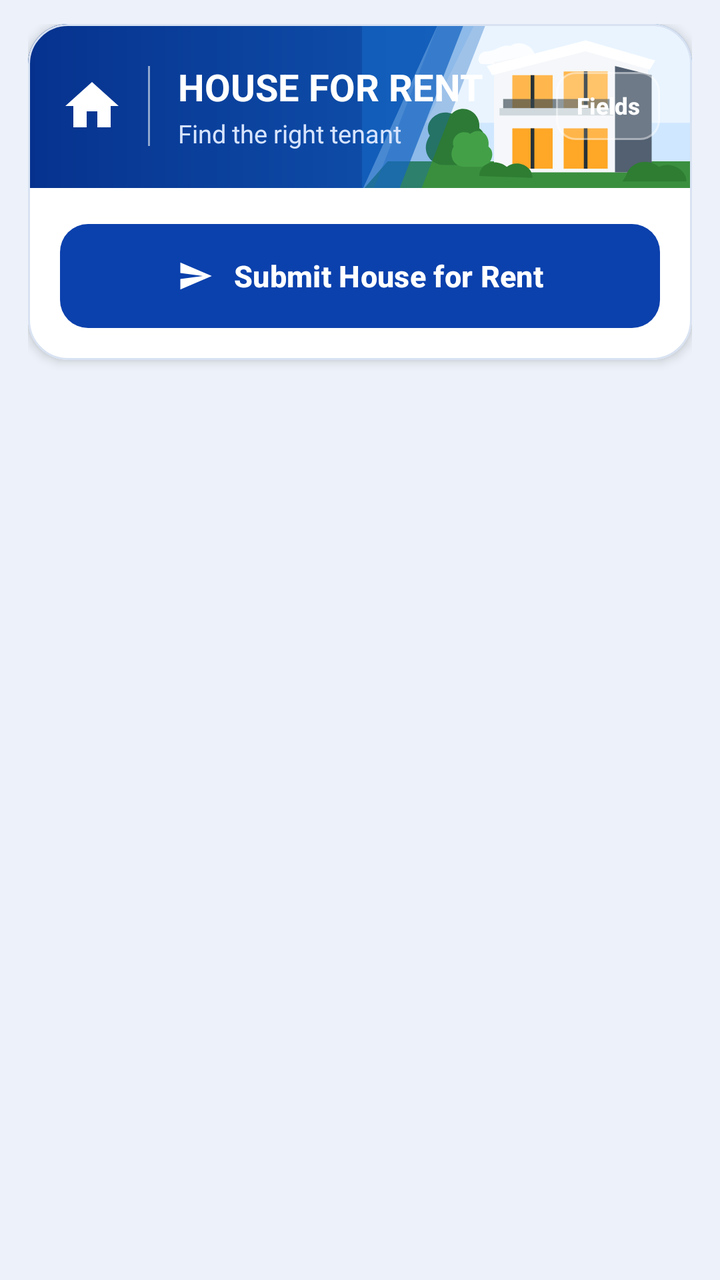
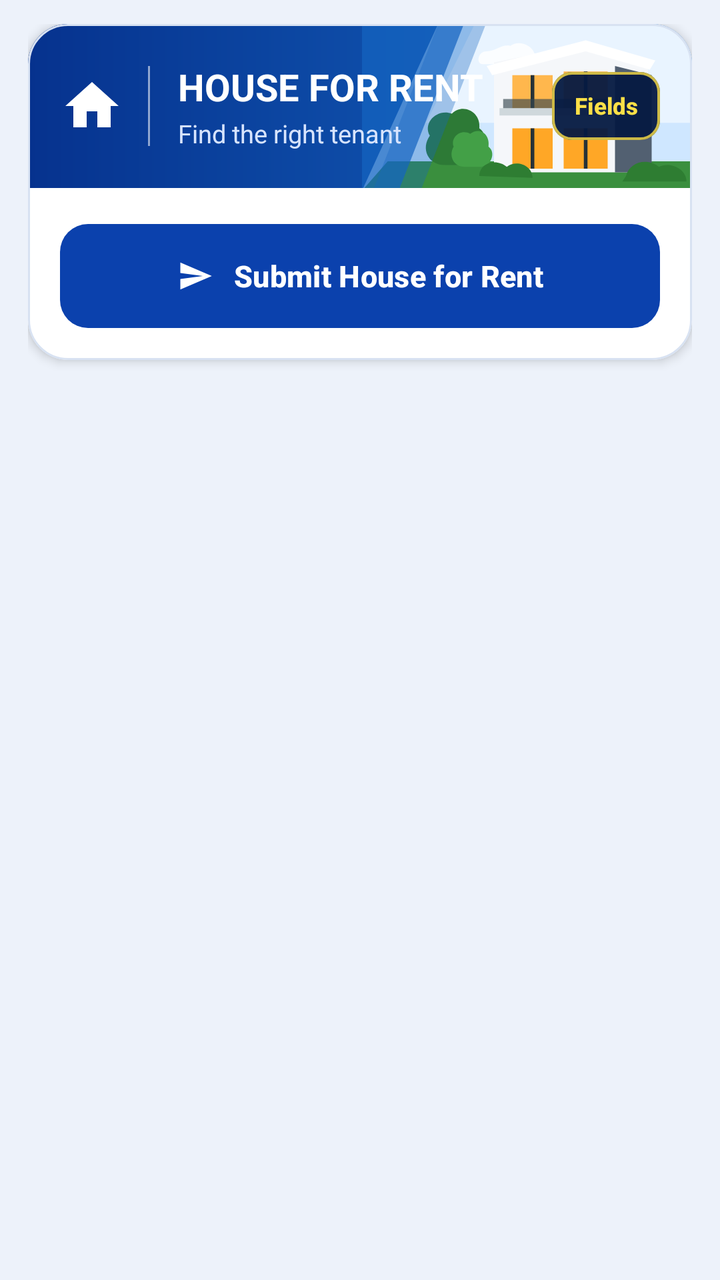

The first picture is an Android layout as it rendered before a commit; the second is the same layout after the commit. The layout source and the unified diff follow.
<!-- AndroidManifest.xml: application theme Theme.PropertyHub -->
<!-- res/layout/fragment_category_form_page.xml -->
<?xml version="1.0" encoding="utf-8"?>
<ScrollView xmlns:android="http://schemas.android.com/apk/res/android"
    xmlns:app="http://schemas.android.com/apk/res-auto"
    android:layout_width="match_parent"
    android:layout_height="match_parent"
    android:clipToPadding="false"
    android:fillViewport="true"
    android:paddingStart="14dp"
    android:paddingTop="12dp"
    android:paddingEnd="14dp"
    android:paddingBottom="22dp"
    android:scrollbars="none">

    <LinearLayout
        android:layout_width="match_parent"
        android:layout_height="wrap_content"
        android:orientation="vertical">

        <com.google.android.material.card.MaterialCardView
            android:layout_width="match_parent"
            android:layout_height="wrap_content"
            app:cardBackgroundColor="?attr/phCardBg"
            app:cardCornerRadius="20dp"
            app:cardElevation="3dp"
            app:cardPreventCornerOverlap="true"
            app:strokeColor="?attr/phCardStroke"
            app:strokeWidth="1dp">

            <LinearLayout
                android:layout_width="match_parent"
                android:layout_height="wrap_content"
                android:orientation="vertical">

                
                <FrameLayout
                    android:id="@+id/categoryBannerFrame"
                    android:layout_width="match_parent"
                    android:layout_height="82dp"
                    android:background="@drawable/bg_house_banner">

                    <ImageView
                        android:id="@+id/ivCategoryBannerArt"
                        android:layout_width="165dp"
                        android:layout_height="match_parent"
                        android:layout_gravity="end"
                        android:contentDescription="@null"
                        android:scaleType="centerCrop"
                        android:src="@drawable/ic_house_hero_art" />

                    <LinearLayout
                        android:layout_width="match_parent"
                        android:layout_height="match_parent"
                        android:gravity="center_vertical"
                        android:orientation="horizontal"
                        android:paddingStart="16dp"
                        android:paddingEnd="16dp">

                        <ImageView
                            android:id="@+id/ivCategoryBannerIcon"
                            android:layout_width="32dp"
                            android:layout_height="32dp"
                            android:contentDescription="@null"
                            android:src="@drawable/ic_house_outline" />

                        <View
                            android:layout_width="1dp"
                            android:layout_height="40dp"
                            android:layout_marginStart="12dp"
                            android:layout_marginEnd="14dp"
                            android:alpha="0.55"
                            android:background="@color/white" />

                        <LinearLayout
                            android:layout_width="0dp"
                            android:layout_height="wrap_content"
                            android:layout_weight="1"
                            android:orientation="vertical">

                            <TextView
                                android:id="@+id/tvCategoryBannerTitle"
                                android:layout_width="wrap_content"
                                android:layout_height="wrap_content"
                                android:text="@string/house_for_rent_title"
                                android:textColor="@color/white"
                                android:textSize="18.5sp"
                                android:textStyle="bold" />

                            <TextView
                                android:id="@+id/tvCategoryBannerSubtitle"
                                android:layout_width="wrap_content"
                                android:layout_height="wrap_content"
                                android:layout_marginTop="2dp"
                                android:text="@string/house_for_rent_subtitle"
                                android:textColor="@color/header_subtitle"
                                android:textSize="12.5sp" />
                        </LinearLayout>

                        <com.google.android.material.button.MaterialButton
                            android:id="@+id/btnCustomizeFields"
                            style="@style/Widget.Material3.Button.OutlinedButton"
                            android:layout_width="wrap_content"
                            android:layout_height="34dp"
                            android:layout_marginStart="8dp"
                            android:insetTop="0dp"
                            android:insetBottom="0dp"
                            android:minWidth="0dp"
                            android:paddingStart="10dp"
                            android:paddingEnd="10dp"
                            android:text="@string/customize_fields_action"
                            android:textAllCaps="false"
                            android:textColor="@color/white"
                            android:textSize="11.5sp"
                            android:textStyle="bold"
                            app:backgroundTint="#29FFFFFF"
                            app:cornerRadius="10dp"
                            app:strokeColor="#66FFFFFF"
                            app:strokeWidth="1dp" />
                    </LinearLayout>
                </FrameLayout>

                
                <LinearLayout
                    android:layout_width="match_parent"
                    android:layout_height="wrap_content"
                    android:orientation="vertical"
                    android:paddingStart="16dp"
                    android:paddingTop="14dp"
                    android:paddingEnd="16dp"
                    android:paddingBottom="16dp">

                    <LinearLayout
                        android:id="@+id/fieldsContainer"
                        android:layout_width="match_parent"
                        android:layout_height="wrap_content"
                        android:orientation="vertical" />

                    <FrameLayout
                        android:layout_width="match_parent"
                        android:layout_height="wrap_content"
                        android:layout_marginTop="4dp">

                        <com.google.android.material.button.MaterialButton
                            android:id="@+id/btnCategorySubmit"
                            android:layout_width="match_parent"
                            android:layout_height="52dp"
                            android:insetTop="0dp"
                            android:insetBottom="0dp"
                            android:text="@string/submit_house_for_rent"
                            android:textAllCaps="false"
                            android:textColor="@color/white"
                            android:textSize="15sp"
                            android:textStyle="bold"
                            app:backgroundTint="@color/blue_primary"
                            app:cornerRadius="14dp"
                            app:icon="@drawable/ic_send"
                            app:iconGravity="textStart"
                            app:iconPadding="10dp"
                            app:iconSize="18dp"
                            app:iconTint="@color/white" />

                        <ProgressBar
                            android:id="@+id/progressSubmit"
                            style="?android:attr/progressBarStyleSmall"
                            android:layout_width="22dp"
                            android:layout_height="22dp"
                            android:layout_gravity="center_vertical|end"
                            android:layout_marginEnd="18dp"
                            android:indeterminateTint="@color/white"
                            android:visibility="gone" />
                    </FrameLayout>
                </LinearLayout>
            </LinearLayout>
        </com.google.android.material.card.MaterialCardView>
    </LinearLayout>
</ScrollView>
<!-- resources referenced by this layout -->
<resources>
  <color name="blue_primary">#0B41AD</color>
  <color name="header_subtitle">#D7E4FF</color>
  <color name="white">#FFFFFFFF</color>
  <!-- drawable bg_house_banner (drawable) -->
  <?xml version="1.0" encoding="utf-8"?>
  <shape xmlns:android="http://schemas.android.com/apk/res/android"
      android:shape="rectangle">
      <gradient
          android:angle="0"
          android:startColor="@color/blue_banner_start"
          android:endColor="@color/blue_banner_end"
          android:type="linear" />
  </shape>
  <!-- drawable ic_house_hero_art: vector/xml drawable (drawable, 2661 chars, omitted) -->
  <!-- drawable ic_house_outline (drawable) -->
  <?xml version="1.0" encoding="utf-8"?>
  <vector xmlns:android="http://schemas.android.com/apk/res/android"
      android:width="32dp"
      android:height="32dp"
      android:viewportWidth="24"
      android:viewportHeight="24">
      <path
          android:fillColor="#FFFFFFFF"
          android:pathData="M10,20v-6h4v6h5v-8h3L12,3 2,12h3v8z" />
  </vector>
  <!-- drawable ic_send (drawable) -->
  <?xml version="1.0" encoding="utf-8"?>
  <vector xmlns:android="http://schemas.android.com/apk/res/android"
      android:width="20dp"
      android:height="20dp"
      android:viewportWidth="24"
      android:viewportHeight="24">
      <path
          android:fillColor="#FFFFFFFF"
          android:pathData="M2.01,21L23,12 2.01,3 2,10l15,2 -15,2z" />
  </vector>
  <string name="customize_fields_action">Fields</string>
  <string name="house_for_rent_subtitle">Find the right tenant</string>
  <string name="house_for_rent_title">HOUSE FOR RENT</string>
  <string name="submit_house_for_rent">Submit House for Rent</string>
  <style name="Theme.PropertyHub" parent="Theme.Material3.Light.NoActionBar">
          <item name="colorPrimary">@color/blue_primary</item>
          <item name="colorOnPrimary">@color/white</item>
          <item name="colorSecondary">@color/green_primary</item>
          <item name="colorOnSecondary">@color/white</item>
          <item name="android:statusBarColor">@color/header_navy_start</item>
          <item name="android:windowBackground">@color/canvas_bg</item>
  
          <item name="phCanvasBg">@color/canvas_bg</item>
          <item name="phCardBg">@color/white</item>
          <item name="phCardStroke">@color/blue_card_stroke</item>
          <item name="phSubtleSurface">@color/subtle_surface_blue</item>
          <item name="phTextPrimary">@color/text_primary</item>
          <item name="phTextSecondary">@color/text_hint</item>
          <item name="phInputBg">@color/white</item>
          <item name="phInputStroke">@color/input_border</item>
          <item name="phNavBg">@color/white</item>
          <item name="phNavBorder">@color/nav_border_light</item>
          <item name="phAccentBlue">@color/blue_primary</item>
      </style>
  <color name="blue_banner_start">#06328E</color>
  <color name="blue_banner_end">#1565C0</color>
  <color name="green_primary">#0B8A38</color>
  <color name="header_navy_start">#062D80</color>
  <color name="canvas_bg">#EDF2FA</color>
  <color name="blue_card_stroke">#D8E2F2</color>
  <color name="subtle_surface_blue">#DCE8FA</color>
  <color name="text_primary">#0B1F44</color>
  <color name="text_hint">#64748B</color>
  <color name="input_border">#C4D3E8</color>
  <color name="nav_border_light">#DCE5F2</color>
</resources>

<!-- the commit's change to res/layout/fragment_category_form_page.xml (unified diff, before → after) -->
@@ -104,17 +104,17 @@
                             android:insetTop="0dp"
                             android:insetBottom="0dp"
                             android:minWidth="0dp"
-                            android:paddingStart="10dp"
-                            android:paddingEnd="10dp"
+                            android:paddingStart="11dp"
+                            android:paddingEnd="11dp"
                             android:text="@string/customize_fields_action"
                             android:textAllCaps="false"
-                            android:textColor="@color/white"
+                            android:textColor="#FDE047"
                             android:textSize="11.5sp"
                             android:textStyle="bold"
-                            app:backgroundTint="#29FFFFFF"
+                            app:backgroundTint="#F2061A42"
                             app:cornerRadius="10dp"
-                            app:strokeColor="#66FFFFFF"
-                            app:strokeWidth="1dp" />
+                            app:strokeColor="#CCFDE047"
+                            app:strokeWidth="1.2dp" />
                     </LinearLayout>
                 </FrameLayout>
 
